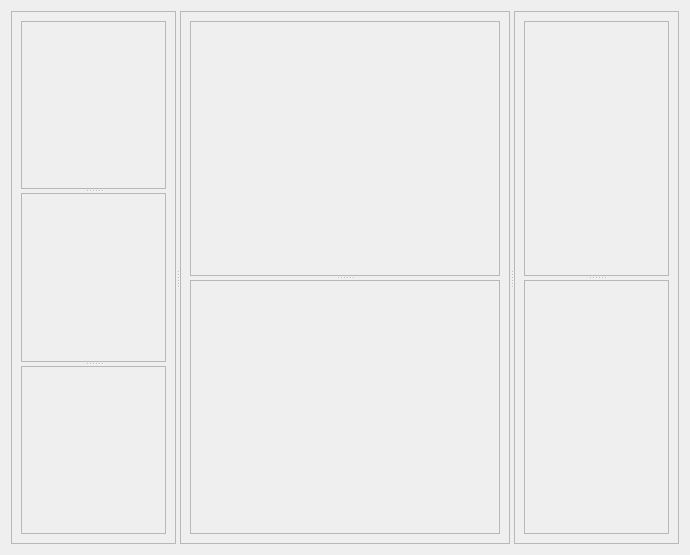
rwalroth/xdart, file xdart/experiments/ttheta_scan/gui/tthetaUI.ui: the form before one commit.
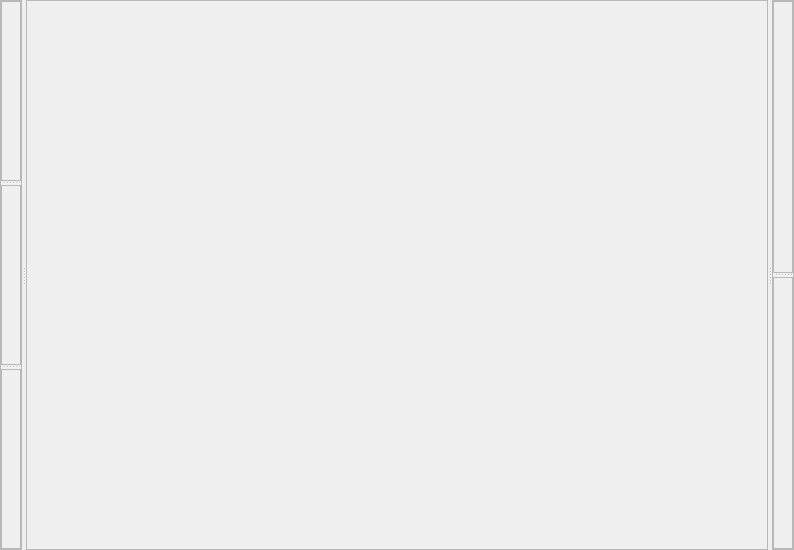
The form after the commit.

Commit message:
Plot frame layout finalized, can select images
Images are now plotted after selecting in
h5viewer. Single click to display, double click to load.

Patch:
```diff
--- a/xdart/experiments/ttheta_scan/gui/tthetaUI.ui
+++ b/xdart/experiments/ttheta_scan/gui/tthetaUI.ui
@@ -6,14 +6,26 @@
    <rect>
     <x>0</x>
     <y>0</y>
-    <width>690</width>
-    <height>555</height>
+    <width>794</width>
+    <height>550</height>
    </rect>
   </property>
   <property name="windowTitle">
    <string>Form</string>
   </property>
   <layout class="QHBoxLayout" name="horizontalLayout">
+   <property name="leftMargin">
+    <number>0</number>
+   </property>
+   <property name="topMargin">
+    <number>0</number>
+   </property>
+   <property name="rightMargin">
+    <number>0</number>
+   </property>
+   <property name="bottomMargin">
+    <number>0</number>
+   </property>
    <item>
     <widget class="QSplitter" name="mainSplitter">
      <property name="orientation">
@@ -33,6 +45,18 @@
        <enum>QFrame::Raised</enum>
       </property>
       <layout class="QHBoxLayout" name="horizontalLayout_4">
+       <property name="leftMargin">
+        <number>0</number>
+       </property>
+       <property name="topMargin">
+        <number>0</number>
+       </property>
+       <property name="rightMargin">
+        <number>0</number>
+       </property>
+       <property name="bottomMargin">
+        <number>0</number>
+       </property>
        <item>
         <widget class="QSplitter" name="leftSplitter">
          <property name="orientation">
@@ -79,31 +103,6 @@
       <property name="frameShadow">
        <enum>QFrame::Raised</enum>
       </property>
-      <layout class="QHBoxLayout" name="horizontalLayout_2">
-       <item>
-        <widget class="QSplitter" name="middleSplitter">
-         <property name="orientation">
-          <enum>Qt::Vertical</enum>
-         </property>
-         <widget class="QFrame" name="imageWindow">
-          <property name="frameShape">
-           <enum>QFrame::StyledPanel</enum>
-          </property>
-          <property name="frameShadow">
-           <enum>QFrame::Raised</enum>
-          </property>
-         </widget>
-         <widget class="QFrame" name="plotWindow">
-          <property name="frameShape">
-           <enum>QFrame::StyledPanel</enum>
-          </property>
-          <property name="frameShadow">
-           <enum>QFrame::Raised</enum>
-          </property>
-         </widget>
-        </widget>
-       </item>
-      </layout>
      </widget>
      <widget class="QFrame" name="rightFrame">
       <property name="sizePolicy">
@@ -119,6 +118,18 @@
        <enum>QFrame::Raised</enum>
       </property>
       <layout class="QHBoxLayout" name="horizontalLayout_3">
+       <property name="leftMargin">
+        <number>0</number>
+       </property>
+       <property name="topMargin">
+        <number>0</number>
+       </property>
+       <property name="rightMargin">
+        <number>0</number>
+       </property>
+       <property name="bottomMargin">
+        <number>0</number>
+       </property>
        <item>
         <widget class="QSplitter" name="rightSplitter">
          <property name="orientation">
```
The commit also changes 7 other files.
